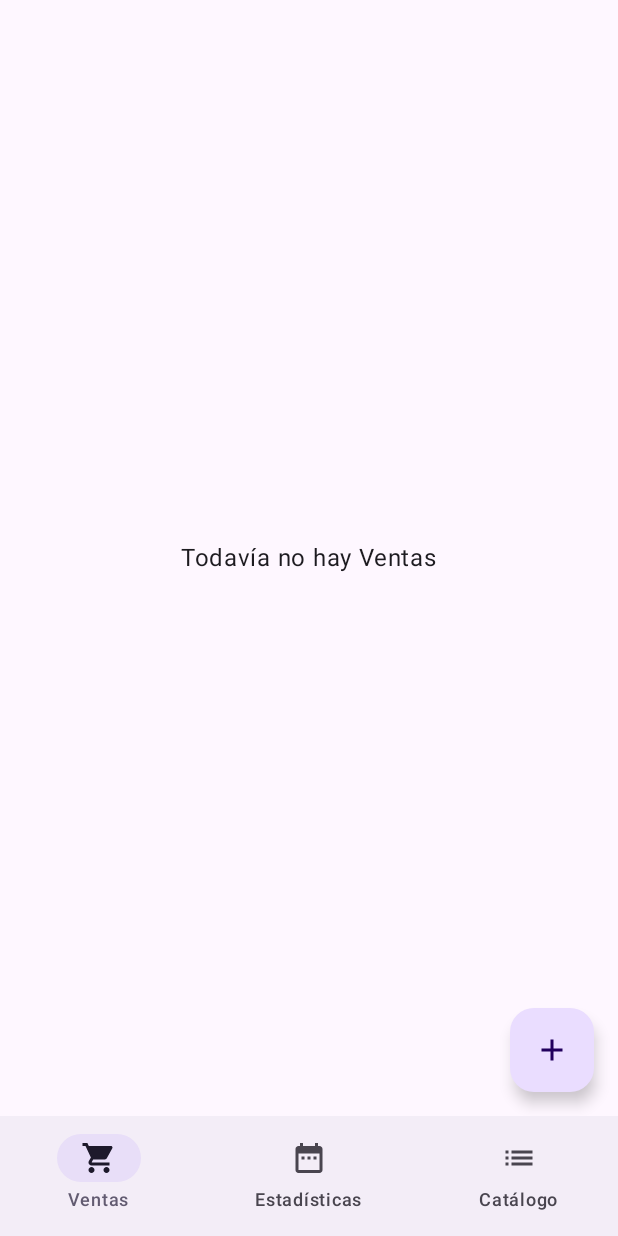
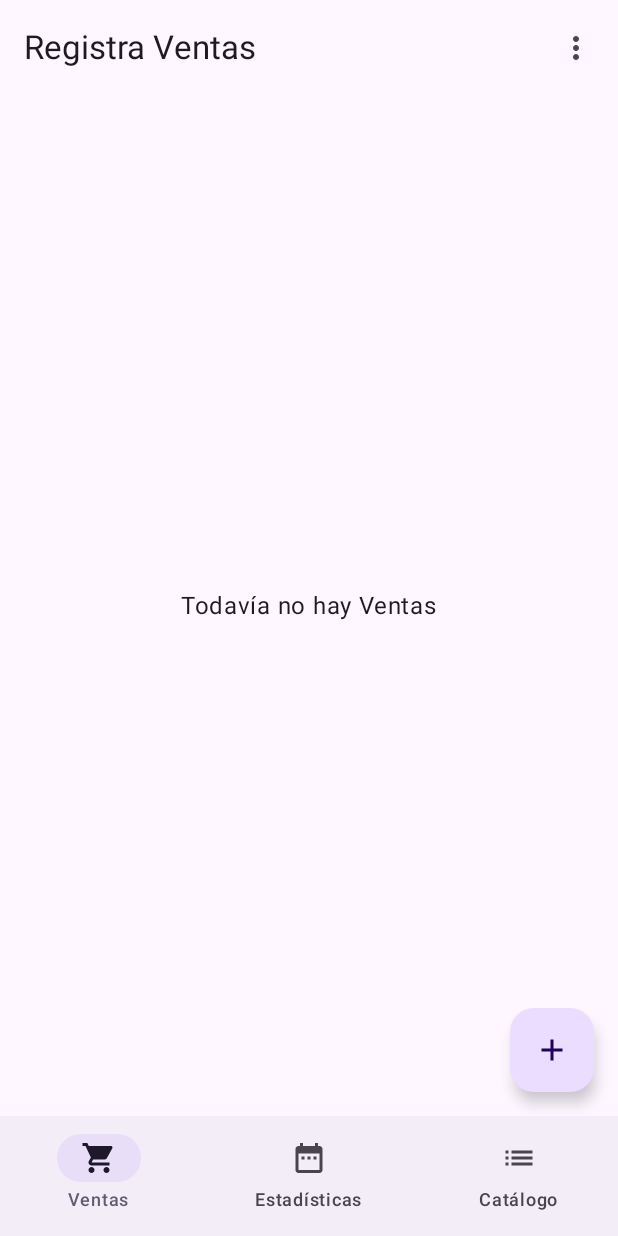
Before and after one commit to nicolasmaurotorres/registra-ventas-app, an Android app built with Jetpack Compose: the screen it shows after launch (MainActivity), on a phone screen of 412 x 824 dp. Run offline under Robolectric (Android 15) with nearby library versions, the phone set to English and light mode, and no system bars; our stand-ins replace Room's generated code.

Commit message:
feat: cancelar y reactivar Ventas, menu ⋮ con Ventas canceladas (#9)
Co-Authored-By: Claude Opus 5.5 <noreply@anthropic.com>

```diff
--- a/app/src/main/java/com/marowark/registraventas/MainActivity.kt
+++ b/app/src/main/java/com/marowark/registraventas/MainActivity.kt
@@ -6,6 +6,7 @@ import androidx.activity.compose.setContent
 import androidx.activity.enableEdgeToEdge
 import com.marowark.registraventas.catalogo.CatalogoScreen
 import com.marowark.registraventas.ventas.RegistrarVentaScreen
+import com.marowark.registraventas.ventas.VentasCanceladasScreen
 import com.marowark.registraventas.ventas.VentasScreen
 import androidx.compose.foundation.isSystemInDarkTheme
 import androidx.compose.foundation.layout.Box
@@ -14,17 +15,26 @@ import androidx.compose.foundation.layout.padding
 import androidx.compose.material.icons.Icons
 import androidx.compose.material.icons.automirrored.filled.List
 import androidx.compose.material.icons.filled.DateRange
+import androidx.compose.material.icons.filled.MoreVert
 import androidx.compose.material.icons.filled.ShoppingCart
+import androidx.compose.material3.DropdownMenu
+import androidx.compose.material3.DropdownMenuItem
+import androidx.compose.material3.ExperimentalMaterial3Api
 import androidx.compose.material3.Icon
+import androidx.compose.material3.IconButton
 import androidx.compose.material3.MaterialTheme
 import androidx.compose.material3.NavigationBar
 import androidx.compose.material3.NavigationBarItem
 import androidx.compose.material3.Scaffold
 import androidx.compose.material3.Text
+import androidx.compose.material3.TopAppBar
 import androidx.compose.material3.darkColorScheme
 import androidx.compose.material3.lightColorScheme
 import androidx.compose.runtime.Composable
 import androidx.compose.runtime.getValue
+import androidx.compose.runtime.mutableStateOf
+import androidx.compose.runtime.remember
+import androidx.compose.runtime.setValue
 import androidx.compose.ui.Alignment
 import androidx.compose.ui.Modifier
 import androidx.compose.ui.graphics.vector.ImageVector
@@ -41,6 +51,7 @@ import kotlin.reflect.KClass
 @Serializable object EstadisticasRuta
 @Serializable object CatalogoRuta
 @Serializable object RegistrarVentaRuta
+@Serializable object VentasCanceladasRuta
 
 private data class Pestania(val ruta: Any, val clase: KClass<*>, val titulo: String, val icono: ImageVector)
 
@@ -62,11 +73,17 @@ class MainActivity : ComponentActivity() {
     }
 }
 
+@OptIn(ExperimentalMaterial3Api::class)
 @Composable
 private fun App() {
     val nav = rememberNavController()
     val entrada by nav.currentBackStackEntryAsState()
+    // Menú ⋮: agregar opciones acá (Exportar/Importar respaldo).
+    val menu = listOf<Pair<String, () -> Unit>>(
+        "Ventas canceladas" to { nav.navigate(VentasCanceladasRuta) { launchSingleTop = true } },
+    )
     Scaffold(
+        topBar = { TopAppBar(title = { Text("Registra Ventas") }, actions = { MenuMas(menu) }) },
         bottomBar = {
             NavigationBar {
                 pestanias.forEach { p ->
@@ -91,6 +108,18 @@ private fun App() {
             composable<RegistrarVentaRuta> { RegistrarVentaScreen(cerrar = { nav.popBackStack() }) }
             composable<EstadisticasRuta> { Vacia("Estadísticas") }
             composable<CatalogoRuta> { CatalogoScreen() }
+            composable<VentasCanceladasRuta> { VentasCanceladasScreen() }
+        }
+    }
+}
+
+@Composable
+private fun MenuMas(opciones: List<Pair<String, () -> Unit>>) {
+    var abierto by remember { mutableStateOf(false) }
+    IconButton(onClick = { abierto = true }) { Icon(Icons.Filled.MoreVert, contentDescription = "Más opciones") }
+    DropdownMenu(expanded = abierto, onDismissRequest = { abierto = false }) {
+        opciones.forEach { (titulo, accion) ->
+            DropdownMenuItem(text = { Text(titulo) }, onClick = { abierto = false; accion() })
         }
     }
 }
--- a/app/src/main/java/com/marowark/registraventas/registro/Registro.kt
+++ b/app/src/main/java/com/marowark/registraventas/registro/Registro.kt
@@ -173,6 +173,12 @@ class Registro(
         else -> null
     }
 
+    /** Ventas canceladas (⋮ → Ventas canceladas), más recientes primero. */
+    fun ventasCanceladas(): Flow<List<Venta>> = ventas.canceladas().map { it.map(VentaConLineas::aVenta) }
+
+    suspend fun cancelarVenta(id: String) = ventas.marcarCancelada(id, true, ahora().toEpochMilli())
+    suspend fun reactivarVenta(id: String) = ventas.marcarCancelada(id, false, ahora().toEpochMilli())
+
     /** [duenio]: id que ya usa ese nombre normalizado, si hay. */
     private fun nombreInvalido(id: String, limpio: String, duenio: String?): Motivo? = when {
         limpio.isEmpty() -> Motivo.NOMBRE_VACIO
--- a/app/src/main/java/com/marowark/registraventas/registro/RegistroDatabase.kt
+++ b/app/src/main/java/com/marowark/registraventas/registro/RegistroDatabase.kt
@@ -166,4 +166,14 @@ interface VentaDao {
         guardar(venta)
         guardarLineas(lineas)
     }
+
+    @Transaction
+    @Query(
+        "SELECT venta.*, canal.nombre AS canalNombre FROM venta JOIN canal ON canal.id = venta.canalId " +
+            "WHERE cancelada ORDER BY fechaVenta DESC, venta.ultimaModificacion DESC",
+    )
+    fun canceladas(): Flow<List<VentaConLineas>>
+
+    @Query("UPDATE venta SET cancelada = :cancelada, ultimaModificacion = :ultimaModificacion WHERE id = :id")
+    suspend fun marcarCancelada(id: String, cancelada: Boolean, ultimaModificacion: Long)
 }
--- a/app/src/main/java/com/marowark/registraventas/ventas/VentasScreen.kt
+++ b/app/src/main/java/com/marowark/registraventas/ventas/VentasScreen.kt
@@ -1,6 +1,7 @@
 package com.marowark.registraventas.ventas
 
 import android.app.Application
+import androidx.compose.foundation.combinedClickable
 import androidx.compose.foundation.layout.Box
 import androidx.compose.foundation.layout.fillMaxSize
 import androidx.compose.foundation.layout.padding
@@ -14,6 +15,9 @@ import androidx.compose.material3.ListItem
 import androidx.compose.material3.Text
 import androidx.compose.runtime.Composable
 import androidx.compose.runtime.getValue
+import androidx.compose.runtime.mutableStateOf
+import androidx.compose.runtime.remember
+import androidx.compose.runtime.setValue
 import androidx.compose.ui.Alignment
 import androidx.compose.ui.Modifier
 import androidx.compose.ui.unit.dp
@@ -47,6 +51,10 @@ class VentasViewModel(app: Application) : AndroidViewModel(app) {
     }
 
     fun registrar(datos: DatosVenta, listo: (String?) -> Unit) = ejecutar(listo) { registro.registrarVenta(datos) }
+
+    val canceladas = registro.ventasCanceladas().stateIn(viewModelScope, SharingStarted.WhileSubscribed(5000), emptyList())
+    fun cancelar(id: String) = viewModelScope.launch { registro.cancelarVenta(id) }
+    fun reactivar(id: String) = viewModelScope.launch { registro.reactivarVenta(id) }
 }
 
 private val formatoFecha = DateTimeFormatter.ofPattern("dd/MM/yyyy")
@@ -56,10 +64,12 @@ fun formatearFecha(fecha: LocalDate): String = fecha.format(formatoFecha)
 @Composable
 fun VentasScreen(nueva: () -> Unit, vm: VentasViewModel = viewModel()) {
     val ventas by vm.ventas.collectAsStateWithLifecycle()
+    var aCancelar by remember { mutableStateOf<Venta?>(null) }
+    aCancelar?.let { v -> Confirmar("¿Cancelar esta Venta?", "Cancelar Venta", { vm.cancelar(v.id) }, { aCancelar = null }) }
     Box(Modifier.fillMaxSize()) {
         if (ventas.isEmpty()) Text("Todavía no hay Ventas", Modifier.align(Alignment.Center))
         LazyColumn(Modifier.fillMaxSize()) {
-            items(ventas, key = { it.id }) { VentaFila(it) }
+            items(ventas, key = { it.id }) { VentaFila(it, Modifier.combinedClickable(onClick = {}, onLongClick = { aCancelar = it })) }
         }
         FloatingActionButton(onClick = nueva, modifier = Modifier.align(Alignment.BottomEnd).padding(16.dp)) {
             Icon(Icons.Filled.Add, contentDescription = "Registrar Venta")
```
Also changed, not shown: app/src/main/java/com/marowark/registraventas/ventas/VentasCanceladasScreen.kt (added, +45 -0 lines), 1 other file.
